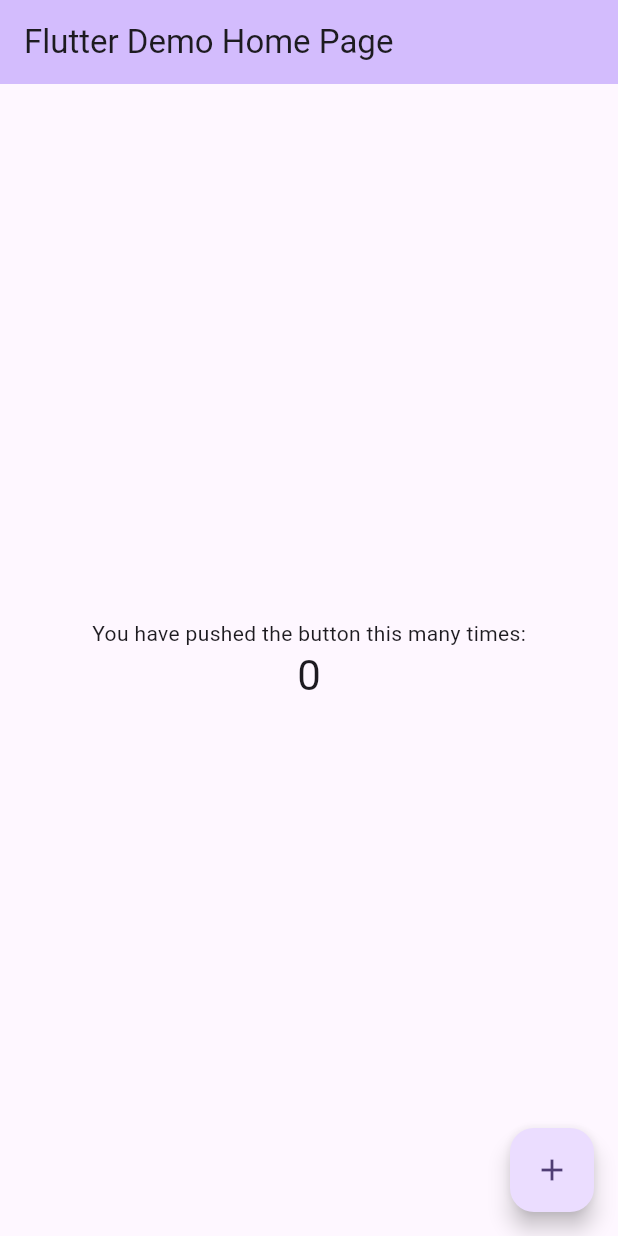
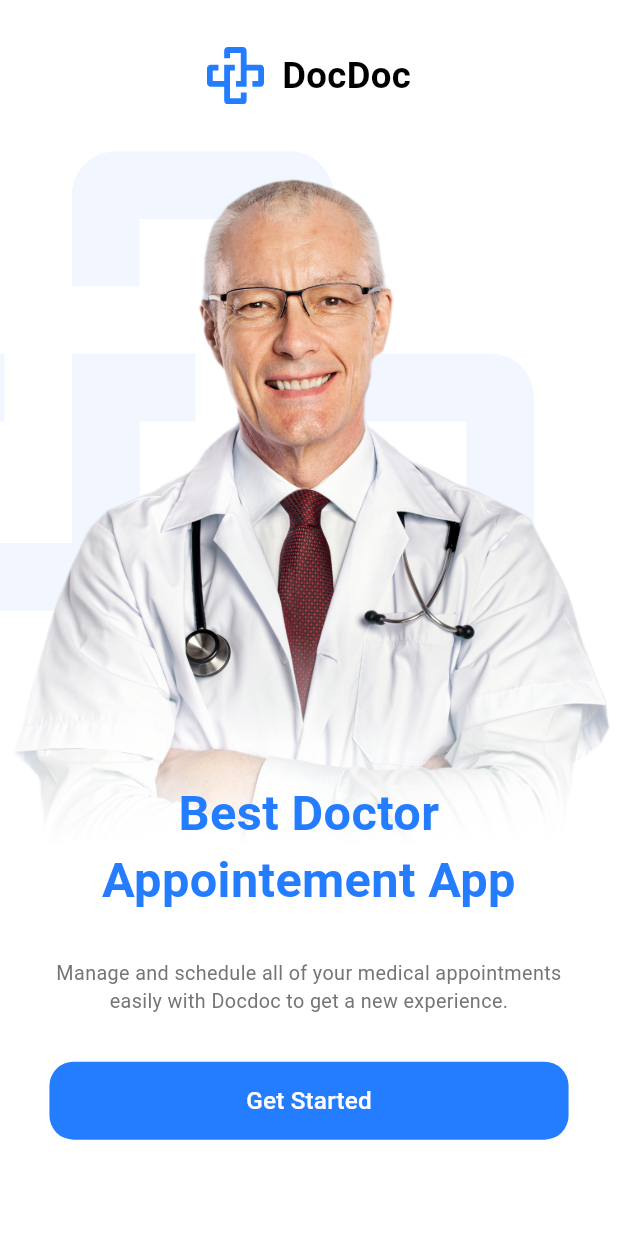
Before and after one commit to laraa27/advanced, a Flutter app: the screen it shows after launch, on a phone screen of 412 x 824 dp. Run offline on Flutter 3.47's test engine with Material 3 defaults, Android fonts, the phone set to English and light mode, and no system bars; our stand-ins replace flutter_screenutil, flutter_svg.

Commit message:
-added images & svgs folgers for assets -added flutter_svg & flutter_screenutil -make a file for doc app client -added navigation extension -added routing folder that containes router class and routes files -added colors & text styles -added empty login screen -added onboarding screen

```diff
--- /dev/null
+++ b/lib/core/helpers/extensions.dart
@@ -0,0 +1,23 @@
+import 'package:flutter/material.dart';
+
+extension Navigation on BuildContext {
+  Future<dynamic> pushNamed(String routeName, {Object? arguments}) {
+    return Navigator.of(this).pushNamed(routeName, arguments: arguments);
+  }
+
+  Future<dynamic> pushReplacementNamed(String routeName, {Object? arguments}) {
+    return Navigator.of(this)
+        .pushReplacementNamed(routeName, arguments: arguments);
+  }
+
+  Future<dynamic> pushNamedAndRemoveUntil(String routeName,
+      {Object? arguments}) {
+    return Navigator.of(this).pushNamedAndRemoveUntil(
+        routeName, (route) => false,
+        arguments: arguments);
+  }
+
+  void pop() {
+    return Navigator.of(this).pop();
+  }
+}
--- /dev/null
+++ b/lib/core/routing/app_router.dart
@@ -0,0 +1,29 @@
+import 'package:advanced/core/routing/routes.dart';
+import 'package:advanced/features/onboarding/onboarding_screen.dart';
+import 'package:advanced/features/ui/login_screen.dart';
+import 'package:flutter/material.dart';
+
+class AppRouter {
+  Route generateRoute(RouteSettings settings) {
+    final argument = settings.arguments;
+    switch (settings.name) {
+      case Routes.onBoardingScreen:
+        return MaterialPageRoute(
+          builder: (_) => const OnboardingScreen(),
+        );
+      case Routes.loginScreen:
+        return MaterialPageRoute(
+          builder: (_) => const LoginScreen(),
+        );
+
+      default:
+        return MaterialPageRoute(
+          builder: (_) => Scaffold(
+            body: Center(
+              child: Text('No route defined for ${settings.name}'),
+            ),
+          ),
+        );
+    }
+  }
+}
--- /dev/null
+++ b/lib/core/routing/routes.dart
@@ -0,0 +1,4 @@
+class Routes {
+  static const String onBoardingScreen = '/onBoardingScreen';
+  static const String loginScreen = '/loginScreen';
+}
--- /dev/null
+++ b/lib/core/theming/colors.dart
@@ -0,0 +1,6 @@
+import 'package:flutter/material.dart';
+
+class ColorsManager {
+  static const Color mainBlue = Color(0xFF247CFF);
+  static const Color gray = Color(0xFF757575);
+}
--- /dev/null
+++ b/lib/core/theming/styles.dart
@@ -0,0 +1,26 @@
+import 'package:advanced/core/theming/colors.dart';
+import 'package:flutter/material.dart';
+import 'package:flutter_screenutil/flutter_screenutil.dart';
+
+class TextStyles {
+  static TextStyle font24Black700Weight = TextStyle(
+      fontSize: 24.sp, fontWeight: FontWeight.w700, color: Colors.black);
+
+  static TextStyle font32BlueBold = TextStyle(
+    fontSize: 32.sp,
+    fontWeight: FontWeight.bold,
+    color: ColorsManager.mainBlue,
+  );
+
+  static TextStyle font13GrayRegular = TextStyle(
+    fontSize: 13.sp,
+    fontWeight: FontWeight.normal,
+    color: ColorsManager.gray,
+  );
+
+  static TextStyle font16WhiteSemiBold = TextStyle(
+    fontSize: 16.sp,
+    fontWeight: FontWeight.w500,
+    color: Colors.white,
+  );
+}
--- /dev/null
+++ b/lib/core/widgets/doc_logo_and_name.dart
@@ -0,0 +1,23 @@
+import 'package:advanced/core/theming/styles.dart';
+import 'package:flutter/material.dart';
+import 'package:flutter_screenutil/flutter_screenutil.dart';
+import 'package:flutter_svg/flutter_svg.dart';
+
+class DocLogoAndName extends StatelessWidget {
+  const DocLogoAndName({super.key});
+
+  @override
+  Widget build(BuildContext context) {
+    return Row(
+      mainAxisAlignment: MainAxisAlignment.center,
+      children: [
+        SvgPicture.asset('assets/svgs/docdoc_logo.svg'),
+        SizedBox(width: 10.w),
+        Text(
+          'DocDoc',
+          style: TextStyles.font24Black700Weight,
+        ),
+      ],
+    );
+  }
+}
--- /dev/null
+++ b/lib/core/widgets/doctor_image_and_text.dart
@@ -0,0 +1,38 @@
+import 'package:advanced/core/theming/styles.dart';
+import 'package:flutter/material.dart';
+import 'package:flutter_svg/svg.dart';
+
+class DoctorImageAndText extends StatelessWidget {
+  const DoctorImageAndText({super.key});
+
+  @override
+  Widget build(BuildContext context) {
+    return Stack(
+      children: [
+        SvgPicture.asset('assets/svgs/docdoc_log_low_opacity.svg'),
+        Container(
+          foregroundDecoration: BoxDecoration(
+              gradient: LinearGradient(
+                  colors: [
+                    Colors.white,
+                    Colors.white.withOpacity(0.0),
+                  ],
+                  begin: Alignment.bottomCenter,
+                  end: Alignment.topCenter,
+                  stops: [0.14, 0.4])),
+          child: Image.asset('assets/images/onboarding_doctor.png'),
+        ),
+        Positioned(
+          bottom: 30,
+          left: 0,
+          right: 0,
+          child: Text(
+            'Best Doctor \nAppointement App',
+            textAlign: TextAlign.center,
+            style: TextStyles.font32BlueBold.copyWith(height: 1.4),
+          ),
+        ),
+      ],
+    );
+  }
+}
--- /dev/null
+++ b/lib/core/widgets/get_started_buttom.dart
@@ -0,0 +1,34 @@
+import 'package:advanced/core/helpers/extensions.dart';
+import 'package:advanced/core/routing/routes.dart';
+import 'package:advanced/core/theming/colors.dart';
+import 'package:advanced/core/theming/styles.dart';
+import 'package:flutter/material.dart';
+
+class GetStartedButtom extends StatelessWidget {
+  const GetStartedButtom({super.key});
+
+  @override
+  Widget build(BuildContext context) {
+    return TextButton(
+      onPressed: () {
+        context.pushNamed(Routes.loginScreen);
+      },
+      style: ButtonStyle(
+        backgroundColor: MaterialStateProperty.all(ColorsManager.mainBlue),
+        tapTargetSize: MaterialTapTargetSize.shrinkWrap,
+        minimumSize: MaterialStateProperty.all(
+          const Size(double.infinity, 52),
+        ),
+        shape: MaterialStateProperty.all(
+          RoundedRectangleBorder(
+            borderRadius: BorderRadius.circular(16),
+          ),
+        ),
+      ),
+      child: Text(
+        'Get Started',
+        style: TextStyles.font16WhiteSemiBold,
+      ),
+    );
+  }
+}
--- /dev/null
+++ b/lib/doc_app.dart
@@ -0,0 +1,30 @@
+import 'package:advanced/core/routing/app_router.dart';
+import 'package:advanced/core/routing/routes.dart';
+import 'package:advanced/core/theming/colors.dart';
+import 'package:flutter/material.dart';
+import 'package:flutter_screenutil/flutter_screenutil.dart';
+
+class DocApp extends StatelessWidget {
+  final AppRouter appRouter;
+  const DocApp({super.key, required this.appRouter});
+
+  @override
+  Widget build(BuildContext context) {
+    return ScreenUtilInit(
+        designSize: const Size(375, 812),
+        minTextAdapt: true,
+        splitScreenMode: true,
+        // Use builder only if you need to use library outside ScreenUtilInit context
+
+        child: MaterialApp(
+          debugShowCheckedModeBanner: false,
+          title: 'Doc App',
+          theme: ThemeData(
+            primaryColor: ColorsManager.mainBlue,
+            scaffoldBackgroundColor: Colors.white,
+          ),
+          initialRoute: Routes.onBoardingScreen,
+          onGenerateRoute: appRouter.generateRoute,
+        ));
+  }
+}
--- /dev/null
+++ b/lib/features/onboarding/onboarding_screen.dart
@@ -0,0 +1,46 @@
+import 'package:advanced/core/theming/styles.dart';
+import 'package:advanced/core/widgets/doc_logo_and_name.dart';
+import 'package:advanced/core/widgets/doctor_image_and_text.dart';
+import 'package:advanced/core/widgets/get_started_buttom.dart';
+import 'package:flutter/material.dart';
+import 'package:flutter_screenutil/flutter_screenutil.dart';
+
+class OnboardingScreen extends StatelessWidget {
+  const OnboardingScreen({super.key});
+
+  @override
+  Widget build(BuildContext context) {
+    return Scaffold(
+        body: SafeArea(
+            child: SingleChildScrollView(
+                child: Padding(
+      padding: EdgeInsets.only(
+        top: 30.h,
+        bottom: 30.h,
+      ),
+      child: Column(
+        children: [
+          const DocLogoAndName(),
+          SizedBox(height: 30.h),
+          const DoctorImageAndText(),
+          Padding(
+            padding: EdgeInsets.symmetric(horizontal: 30.w),
+            child: Column(
+              children: [
+                Text(
+                  'Manage and schedule all of your medical appointments easily with Docdoc to get a new experience.',
+                  style: TextStyles.font13GrayRegular,
+                  textAlign: TextAlign.center,
+                ),
+                SizedBox(
+                  height: 30.h,
+                ),
+                const GetStartedButtom(),
+              ],
+            ),
+          )
+        ],
+      ),
+    ))));
+  }
+}
--- /dev/null
+++ b/lib/features/ui/login_screen.dart
@@ -0,0 +1,16 @@
+import 'package:advanced/core/theming/colors.dart';
+import 'package:flutter/material.dart';
+
+class LoginScreen extends StatelessWidget {
+  const LoginScreen({super.key});
+
+  @override
+  Widget build(BuildContext context) {
+    return Scaffold(
+      appBar: AppBar(
+        backgroundColor: ColorsManager.mainBlue,
+        title: Text('Login Screen'),
+      ),
+    );
+  }
+}
--- a/lib/main.dart
+++ b/lib/main.dart
@@ -1,125 +1,9 @@
+import 'package:advanced/core/routing/app_router.dart';
+import 'package:advanced/doc_app.dart';
 import 'package:flutter/material.dart';
 
 void main() {
-  runApp(const MyApp());
+  runApp(DocApp(
+    appRouter: AppRouter(),
+  ));
 }
-
-class MyApp extends StatelessWidget {
-  const MyApp({super.key});
-
-  // This widget is the root of your application.
-  @override
-  Widget build(BuildContext context) {
-    return MaterialApp(
-      title: 'Flutter Demo',
-      theme: ThemeData(
-        // This is the theme of your application.
-        //
-        // TRY THIS: Try running your application with "flutter run". You'll see
-        // the application has a purple toolbar. Then, without quitting the app,
-        // try changing the seedColor in the colorScheme below to Colors.green
-        // and then invoke "hot reload" (save your changes or press the "hot
-        // reload" button in a Flutter-supported IDE, or press "r" if you used
-        // the command line to start the app).
-        //
-        // Notice that the counter didn't reset back to zero; the application
-        // state is not lost during the reload. To reset the state, use hot
-        // restart instead.
-        //
-        // This works for code too, not just values: Most code changes can be
-        // tested with just a hot reload.
-        colorScheme: ColorScheme.fromSeed(seedColor: Colors.deepPurple),
-        useMaterial3: true,
-      ),
-      home: const MyHomePage(title: 'Flutter Demo Home Page'),
-    );
-  }
-}
-
-class MyHomePage extends StatefulWidget {
-  const MyHomePage({super.key, required this.title});
-
-  // This widget is the home page of your application. It is stateful, meaning
-  // that it has a State object (defined below) that contains fields that affect
-  // how it looks.
-
-  // This class is the configuration for the state. It holds the values (in this
-  // case the title) provided by the parent (in this case the App widget) and
-  // used by the build method of the State. Fields in a Widget subclass are
-  // always marked "final".
-
-  final String title;
-
-  @override
-  State<MyHomePage> createState() => _MyHomePageState();
-}
-
-class _MyHomePageState extends State<MyHomePage> {
-  int _counter = 0;
-
-  void _incrementCounter() {
-    setState(() {
-      // This call to setState tells the Flutter framework that something has
-      // changed in this State, which causes it to rerun the build method below
-      // so that the display can reflect the updated values. If we changed
-      // _counter without calling setState(), then the build method would not be
-      // called again, and so nothing would appear to happen.
-      _counter++;
-    });
-  }
-
-  @override
-  Widget build(BuildContext context) {
-    // This method is rerun every time setState is called, for instance as done
-    // by the _incrementCounter method above.
-    //
-    // The Flutter framework has been optimized to make rerunning build methods
-    // fast, so that you can just rebuild anything that needs updating rather
-    // than having to individually change instances of widgets.
-    return Scaffold(
-      appBar: AppBar(
-        // TRY THIS: Try changing the color here to a specific color (to
-        // Colors.amber, perhaps?) and trigger a hot reload to see the AppBar
-        // change color while the other colors stay the same.
-        backgroundColor: Theme.of(context).colorScheme.inversePrimary,
-        // Here we take the value from the MyHomePage object that was created by
-        // the App.build method, and use it to set our appbar title.
-        title: Text(widget.title),
-      ),
-      body: Center(
-        // Center is a layout widget. It takes a single child and positions it
-        // in the middle of the parent.
-        child: Column(
-          // Column is also a layout widget. It takes a list of children and
-          // arranges them vertically. By default, it sizes itself to fit its
-          // children horizontally, and tries to be as tall as its parent.
-          //
-          // Column has various properties to control how it sizes itself and
-          // how it positions its children. Here we use mainAxisAlignment to
-          // center the children vertically; the main axis here is the vertical
-          // axis because Columns are vertical (the cross axis would be
-          // horizontal).
-          //
-          // TRY THIS: Invoke "debug painting" (choose the "Toggle Debug Paint"
-          // action in the IDE, or press "p" in the console), to see the
-          // wireframe for each widget.
-          mainAxisAlignment: MainAxisAlignment.center,
-          children: <Widget>[
-            const Text(
-              'You have pushed the button this many times:',
-            ),
-            Text(
-              '$_counter',
-              style: Theme.of(context).textTheme.headlineMedium,
-            ),
-          ],
-        ),
-      ),
-      floatingActionButton: FloatingActionButton(
-        onPressed: _incrementCounter,
-        tooltip: 'Increment',
-        child: const Icon(Icons.add),
-      ), // This trailing comma makes auto-formatting nicer for build methods.
-    );
-  }
-}
```
Also changed, not shown: pubspec.yaml (+30 -4 lines), assets/images/onboarding_doctor.png (added), assets/svgs/docdoc_log_low_opacity.svg (added), assets/svgs/docdoc_logo.svg (added), pubspec.lock, 1 other file.
